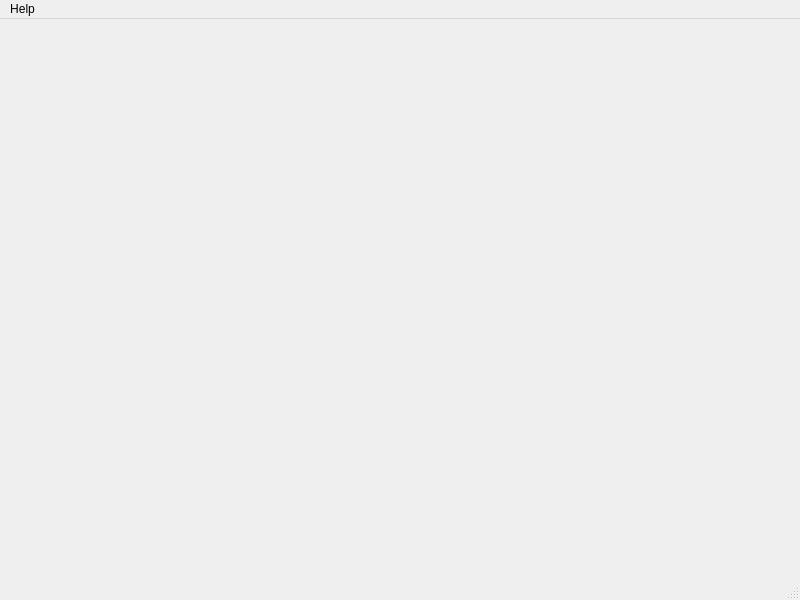
First picture: the form in assets/ui/playground_main_window.ui, repository joaonc/qt_playground, before the edit.
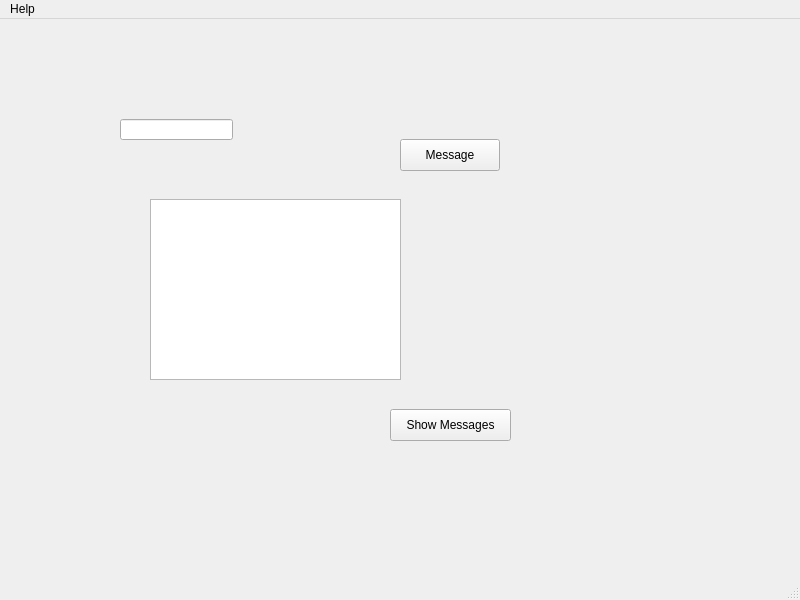
Second picture: the form after the edit.

Diff of the .ui file:
```diff
--- a/assets/ui/playground_main_window.ui
+++ b/assets/ui/playground_main_window.ui
@@ -13,7 +13,66 @@
   <property name="windowTitle">
    <string>MainWindow</string>
   </property>
-  <widget class="QWidget" name="central_widget"/>
+  <widget class="QWidget" name="central_widget">
+   <widget class="QLineEdit" name="input_line_edit">
+    <property name="geometry">
+     <rect>
+      <x>120</x>
+      <y>100</y>
+      <width>113</width>
+      <height>21</height>
+     </rect>
+    </property>
+    <property name="sizePolicy">
+     <sizepolicy hsizetype="Fixed" vsizetype="Fixed">
+      <horstretch>0</horstretch>
+      <verstretch>0</verstretch>
+     </sizepolicy>
+    </property>
+   </widget>
+   <widget class="QPushButton" name="message_button">
+    <property name="geometry">
+     <rect>
+      <x>400</x>
+      <y>120</y>
+      <width>100</width>
+      <height>32</height>
+     </rect>
+    </property>
+    <property name="text">
+     <string>Message</string>
+    </property>
+   </widget>
+   <widget class="QPlainTextEdit" name="output_plain_text_edit">
+    <property name="geometry">
+     <rect>
+      <x>150</x>
+      <y>180</y>
+      <width>251</width>
+      <height>181</height>
+     </rect>
+    </property>
+   </widget>
+   <widget class="QPushButton" name="show_messages_button">
+    <property name="geometry">
+     <rect>
+      <x>390</x>
+      <y>390</y>
+      <width>121</width>
+      <height>32</height>
+     </rect>
+    </property>
+    <property name="sizePolicy">
+     <sizepolicy hsizetype="Fixed" vsizetype="Fixed">
+      <horstretch>0</horstretch>
+      <verstretch>0</verstretch>
+     </sizepolicy>
+    </property>
+    <property name="text">
+     <string>Show Messages</string>
+    </property>
+   </widget>
+  </widget>
   <widget class="QMenuBar" name="menu_bar">
    <property name="geometry">
     <rect>
```
